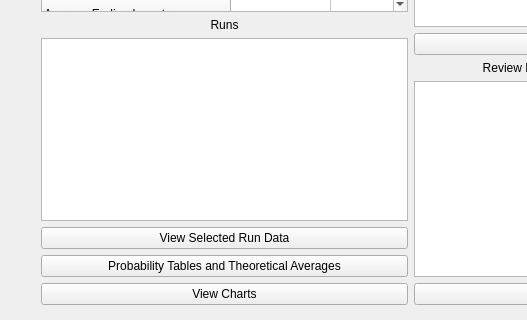
ragrag/Inventory-Simulation-QT, file mainwindow.ui: the form before one commit; both pictures show x 0 to 527 and y 275 to 595 of the 829 by 595 pixel window.
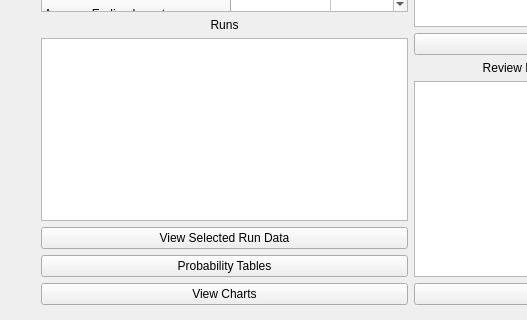
The form after the commit.

```diff
--- a/mainwindow.ui
+++ b/mainwindow.ui
@@ -188,7 +188,7 @@
            <item>
             <widget class="QPushButton" name="probability_Btn">
              <property name="text">
-              <string>Probability Tables and Theoretical Averages</string>
+              <string>Probability Tables</string>
              </property>
             </widget>
            </item>
```
